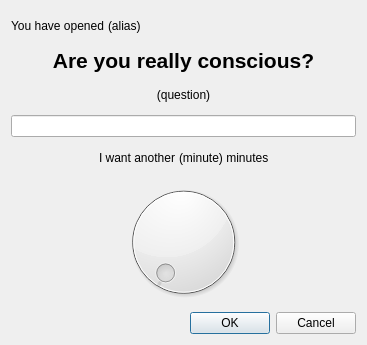
This is Consciousness/window/popup.ui in UnnamedOrange/Consciousness as Qt 5 draws it before an edit. The edited form follows.
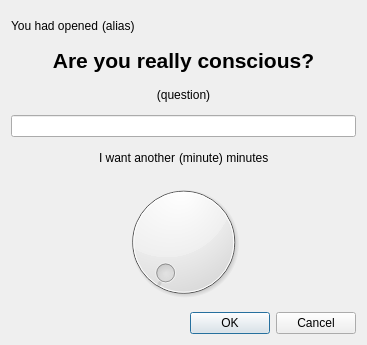
This is the edited form.

Diff of the .ui file:
```diff
--- a/Consciousness/window/popup.ui
+++ b/Consciousness/window/popup.ui
@@ -28,7 +28,7 @@
      <item>
       <widget class="QLabel" name="label_unused_1">
        <property name="text">
-        <string>You have opened </string>
+        <string>You had opened </string>
        </property>
       </widget>
      </item>
```
